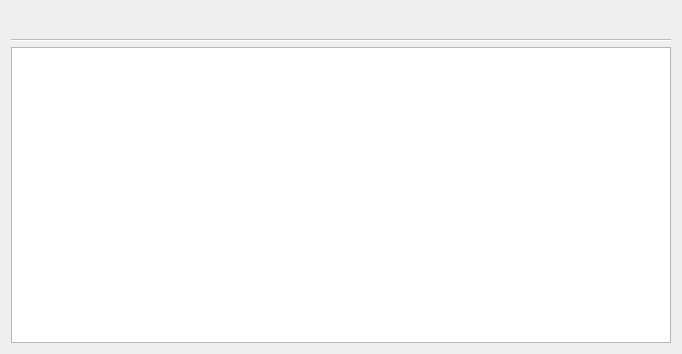
The window that qt/ui/import_window.ui (Mouchnino/moneyguru) describes before a commit, drawn with Qt 5.
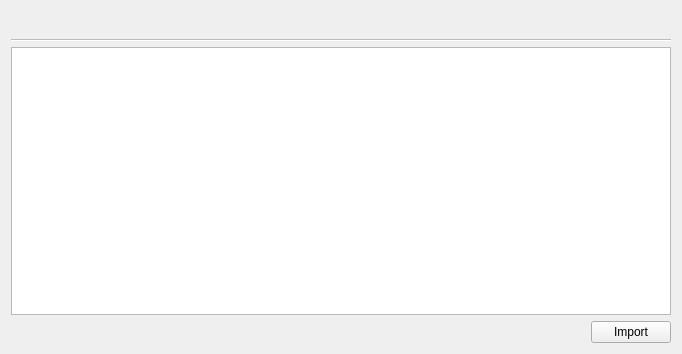
The same window after the commit.

Commit message:
qt: added some columns and the Import button to the import window.
extra : convert_revision : svn%3A7afd0f2a-1d33-46b8-9979-f8add37626ee/trunk%40190

```diff
--- a/qt/ui/import_window.ui
+++ b/qt/ui/import_window.ui
@@ -25,7 +25,50 @@
     </widget>
    </item>
    <item>
-    <widget class="QTableView" name="tableView"/>
+    <widget class="QTableView" name="tableView">
+     <property name="editTriggers">
+      <set>QAbstractItemView::NoEditTriggers</set>
+     </property>
+     <property name="selectionBehavior">
+      <enum>QAbstractItemView::SelectRows</enum>
+     </property>
+     <attribute name="horizontalHeaderMinimumSectionSize">
+      <number>18</number>
+     </attribute>
+     <attribute name="verticalHeaderVisible">
+      <bool>false</bool>
+     </attribute>
+     <attribute name="verticalHeaderDefaultSectionSize">
+      <number>18</number>
+     </attribute>
+     <attribute name="verticalHeaderDefaultSectionSize">
+      <number>18</number>
+     </attribute>
+    </widget>
+   </item>
+   <item>
+    <layout class="QHBoxLayout" name="horizontalLayout">
+     <item>
+      <spacer name="horizontalSpacer">
+       <property name="orientation">
+        <enum>Qt::Horizontal</enum>
+       </property>
+       <property name="sizeHint" stdset="0">
+        <size>
+         <width>40</width>
+         <height>20</height>
+        </size>
+       </property>
+      </spacer>
+     </item>
+     <item>
+      <widget class="QPushButton" name="importButton">
+       <property name="text">
+        <string>Import</string>
+       </property>
+      </widget>
+     </item>
+    </layout>
    </item>
   </layout>
  </widget>
```
The commit also changes 2 other files.
